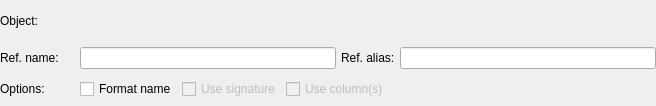
Old version of the form libs/libgui/ui/dbobjects/referenceswidget.ui in the repository maniac787/pgmodeler.
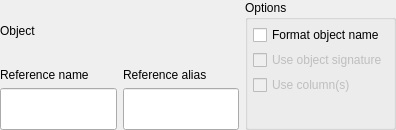
New version of the form.

Commit message:
Refactor ReferencesWidget UI to vertical layout pattern
- Replace QGridLayout with QVBoxLayout for better widget organization
- Add proper vertical layouts for reference name and alias fields
- Group options in a QGroupBox with vertical layout
- Remove object icon label and associated signal connection
- Update labels: 'Ref. name:' → 'Reference name', 'Ref. alias:' → 'Reference alias'
- Simplify widget initialization in constructor
- Improve spacing and margins consistency
- Fix widget size: 656x106 → 396x130

The edit to the form file:
```diff
--- a/libs/libgui/ui/dbobjects/referenceswidget.ui
+++ b/libs/libgui/ui/dbobjects/referenceswidget.ui
@@ -6,89 +6,50 @@
    <rect>
     <x>0</x>
     <y>0</y>
-    <width>656</width>
-    <height>106</height>
+    <width>396</width>
+    <height>130</height>
    </rect>
   </property>
   <property name="windowTitle">
    <string/>
   </property>
+  <layout class="QVBoxLayout" name="references_lt">
+   <property name="leftMargin">
+    <number>0</number>
+   </property>
+   <property name="topMargin">
+    <number>0</number>
+   </property>
+   <property name="rightMargin">
+    <number>0</number>
+   </property>
+   <property name="bottomMargin">
+    <number>0</number>
+   </property>
+   <item>
   <layout class="QGridLayout" name="references_grid">
-   <property name="leftMargin">
-    <number>0</number>
-   </property>
-   <property name="topMargin">
-    <number>0</number>
-   </property>
-   <property name="rightMargin">
-    <number>0</number>
-   </property>
-   <property name="bottomMargin">
-    <number>0</number>
-   </property>
-   <property name="spacing">
-    <number>5</number>
-   </property>
-   <item row="0" column="0">
-    <layout class="QHBoxLayout" name="horizontalLayout_2">
-     <property name="spacing">
-      <number>5</number>
-     </property>
+     <property name="sizeConstraint">
+      <enum>QLayout::SizeConstraint::SetDefaultConstraint</enum>
+     </property>
+     <item row="2" column="0">
+      <layout class="QVBoxLayout" name="verticalLayout">
      <item>
-      <widget class="QLabel" name="object_lbl">
-       <property name="text">
-        <string>Object:</string>
-       </property>
-      </widget>
-     </item>
-     <item>
-      <widget class="QLabel" name="sel_obj_icon_lbl">
+        <widget class="QLabel" name="ref_name_lbl">
        <property name="sizePolicy">
-        <sizepolicy hsizetype="Fixed" vsizetype="Preferred">
+          <sizepolicy hsizetype="Fixed" vsizetype="Fixed">
          <horstretch>0</horstretch>
          <verstretch>0</verstretch>
         </sizepolicy>
        </property>
-       <property name="minimumSize">
-        <size>
-         <width>32</width>
-         <height>32</height>
-        </size>
-       </property>
-       <property name="maximumSize">
-        <size>
-         <width>32</width>
-         <height>32</height>
-        </size>
-       </property>
-       <property name="frameShape">
-        <enum>QFrame::NoFrame</enum>
-       </property>
-       <property name="frameShadow">
-        <enum>QFrame::Plain</enum>
-       </property>
        <property name="text">
-        <string/>
-       </property>
-       <property name="scaledContents">
-        <bool>true</bool>
-       </property>
-       <property name="alignment">
-        <set>Qt::AlignCenter</set>
+          <string>Reference name</string>
        </property>
       </widget>
      </item>
-    </layout>
-   </item>
-   <item row="1" column="1">
-    <layout class="QHBoxLayout" name="horizontalLayout">
-     <property name="spacing">
-      <number>5</number>
-     </property>
      <item>
       <widget class="QLineEdit" name="ref_name_edt">
        <property name="sizePolicy">
-        <sizepolicy hsizetype="Preferred" vsizetype="Fixed">
+          <sizepolicy hsizetype="Preferred" vsizetype="Preferred">
          <horstretch>0</horstretch>
          <verstretch>0</verstretch>
         </sizepolicy>
@@ -101,23 +62,27 @@
        </property>
       </widget>
      </item>
+      </layout>
+     </item>
+     <item row="2" column="1">
+      <layout class="QVBoxLayout" name="verticalLayout_2">
      <item>
       <widget class="QLabel" name="ref_alias_lbl">
        <property name="sizePolicy">
-        <sizepolicy hsizetype="Fixed" vsizetype="Preferred">
+          <sizepolicy hsizetype="Fixed" vsizetype="Fixed">
          <horstretch>0</horstretch>
          <verstretch>0</verstretch>
         </sizepolicy>
        </property>
        <property name="text">
-        <string>Ref. alias:</string>
+          <string>Reference alias</string>
        </property>
       </widget>
      </item>
      <item>
       <widget class="QLineEdit" name="ref_alias_edt">
        <property name="sizePolicy">
-        <sizepolicy hsizetype="Preferred" vsizetype="Fixed">
+          <sizepolicy hsizetype="Preferred" vsizetype="Preferred">
          <horstretch>0</horstretch>
          <verstretch>0</verstretch>
         </sizepolicy>
@@ -132,34 +97,47 @@
      </item>
     </layout>
    </item>
-   <item row="1" column="0">
-    <widget class="QLabel" name="ref_name_lbl">
-     <property name="sizePolicy">
-      <sizepolicy hsizetype="Fixed" vsizetype="Preferred">
-       <horstretch>0</horstretch>
-       <verstretch>0</verstretch>
-      </sizepolicy>
-     </property>
+     <item row="1" column="0" colspan="2">
+      <layout class="QVBoxLayout" name="object_lt">
+       <property name="spacing">
+        <number>5</number>
+       </property>
+       <item>
+        <widget class="QLabel" name="object_lbl">
      <property name="text">
-      <string>Ref. name:</string>
+          <string>Object</string>
      </property>
     </widget>
    </item>
-   <item row="2" column="0">
-    <widget class="QLabel" name="ref_name_lbl_2">
+      </layout>
+     </item>
+     <item row="1" column="2" rowspan="2">
+      <widget class="QGroupBox" name="options_gb">
      <property name="sizePolicy">
-      <sizepolicy hsizetype="Fixed" vsizetype="Preferred">
+        <sizepolicy hsizetype="Preferred" vsizetype="Preferred">
        <horstretch>0</horstretch>
        <verstretch>0</verstretch>
       </sizepolicy>
      </property>
-     <property name="text">
-      <string>Options:</string>
-     </property>
-    </widget>
-   </item>
-   <item row="2" column="1">
-    <layout class="QHBoxLayout" name="horizontalLayout_3">
+       <property name="title">
+        <string>Options</string>
+       </property>
+       <layout class="QVBoxLayout" name="verticalLayout_3">
+        <property name="spacing">
+         <number>5</number>
+        </property>
+        <property name="leftMargin">
+         <number>5</number>
+        </property>
+        <property name="topMargin">
+         <number>5</number>
+        </property>
+        <property name="rightMargin">
+         <number>5</number>
+        </property>
+        <property name="bottomMargin">
+         <number>5</number>
+        </property>
      <item>
       <widget class="QCheckBox" name="format_name_chk">
        <property name="sizePolicy">
@@ -175,7 +153,7 @@
         <string/>
        </property>
        <property name="text">
-        <string>Format name</string>
+           <string>Format object name</string>
        </property>
       </widget>
      </item>
@@ -197,7 +175,7 @@
         <string/>
        </property>
        <property name="text">
-        <string>Use signature</string>
+           <string>Use object signature</string>
        </property>
       </widget>
      </item>
@@ -224,17 +202,20 @@
       </widget>
      </item>
      <item>
-      <spacer name="horizontalSpacer">
+         <spacer name="verticalSpacer">
        <property name="orientation">
-        <enum>Qt::Horizontal</enum>
+           <enum>Qt::Orientation::Vertical</enum>
        </property>
        <property name="sizeHint" stdset="0">
         <size>
-         <width>40</width>
-         <height>20</height>
+            <width>20</width>
+            <height>15</height>
         </size>
        </property>
       </spacer>
+        </item>
+       </layout>
+      </widget>
      </item>
     </layout>
    </item>
```
Lines whose indentation alone changed are shown as unchanged. The commit also changes 1 other file.
